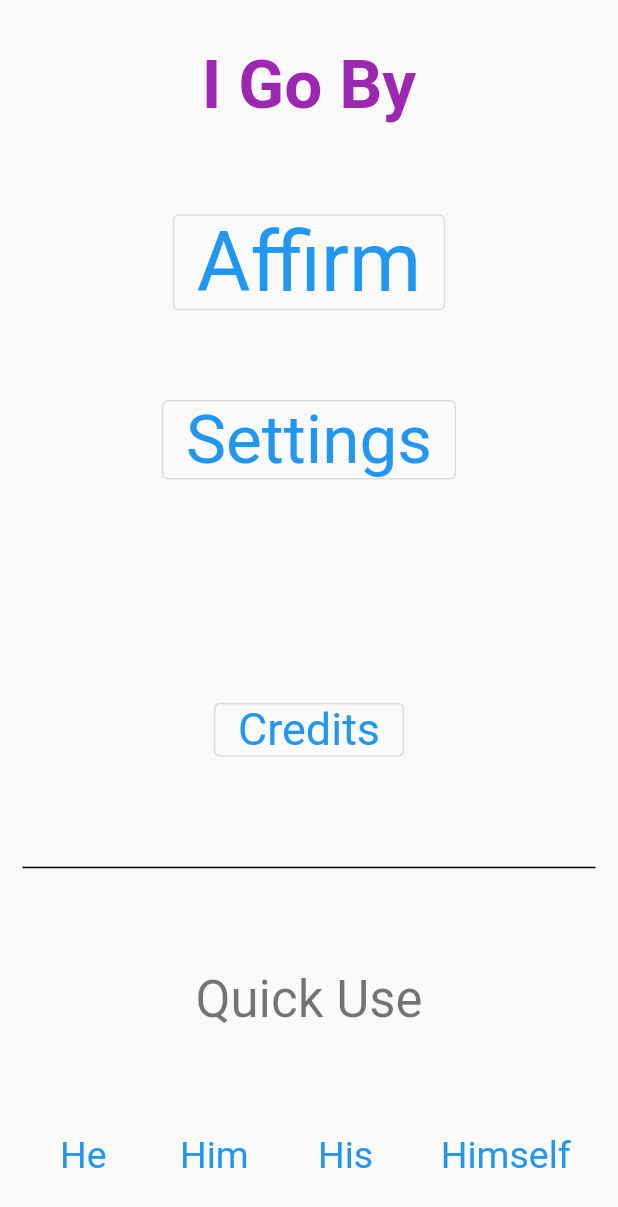
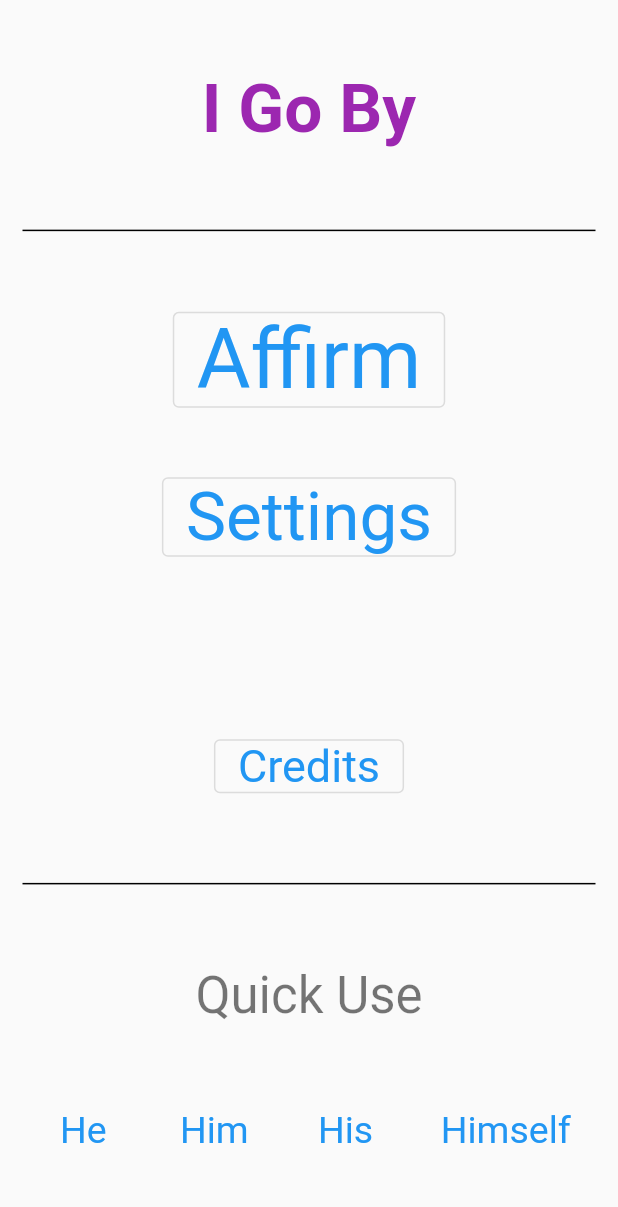
Before and after one commit to SHyguymoll/i_go_by, a Flutter app: the screen it shows after launch, on a phone screen of 412 x 824 dp. Shown: the top 1207 px of the screen. Run offline on Flutter 3.47's test engine with Material 2 defaults, Android fonts, the phone set to English and light mode, and no system bars; our stand-ins replace flutter_tts.

Commit message:
additional aesthetic changes

```diff
--- a/lib/main.dart
+++ b/lib/main.dart
@@ -194,7 +194,7 @@ class _MyHomePageState extends State<MyHomePage> {
     return Scaffold(
       body: Center(
         child: Column(
-          mainAxisAlignment: MainAxisAlignment.spaceAround,
+          mainAxisAlignment: MainAxisAlignment.spaceEvenly,
           children: <Widget>[
             const Text('I Go By',
                 style: TextStyle(
@@ -202,6 +202,7 @@ class _MyHomePageState extends State<MyHomePage> {
                   color: Colors.purple,
                   fontWeight: FontWeight.bold,
                 )),
+            myDiv,
             OutlinedButton(
               style: TextButton.styleFrom(
                 textStyle: const TextStyle(fontSize: 55),
```
